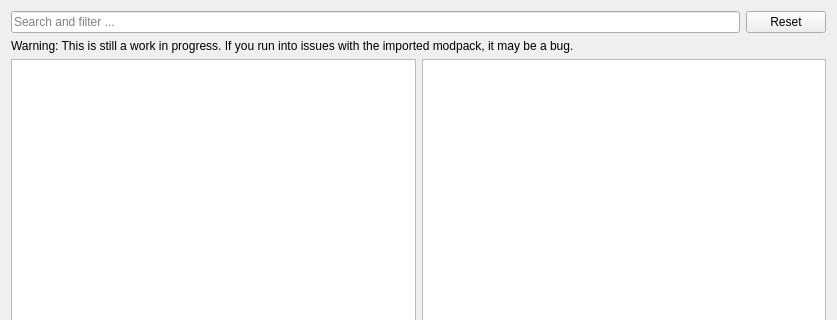
Qt form launcher/pages/modplatform/atlauncher/AtlPage.ui (FreesmTeam/FreesmLauncher) before a commit; both pictures show x 0 to 837 and y 0 to 320 of the 837 by 685 pixel window.
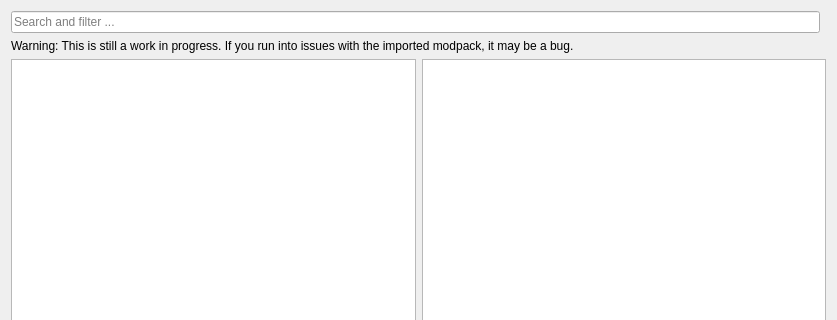
The same form after that commit.

Commit message:
NOISSUE Use Qt's clear button for ATLauncher page
This replaces our 'Reset' button.

Patch:
```diff
--- a/launcher/pages/modplatform/atlauncher/AtlPage.ui
+++ b/launcher/pages/modplatform/atlauncher/AtlPage.ui
@@ -68,18 +68,14 @@
      </item>
     </layout>
    </item>
-   <item row="0" column="1">
-    <widget class="QPushButton" name="resetButton">
-     <property name="text">
-      <string>Reset</string>
-     </property>
-    </widget>
-   </item>
    <item row="0" column="0">
     <widget class="QLineEdit" name="searchEdit">
      <property name="placeholderText">
       <string>Search and filter ...</string>
      </property>
+     <property name="clearButtonEnabled">
+      <bool>true</bool>
+     </property>
     </widget>
    </item>
   </layout>
```
Left out of the diff: 7 changed lines with no effect on the pictures. The commit also changes 2 other files.
